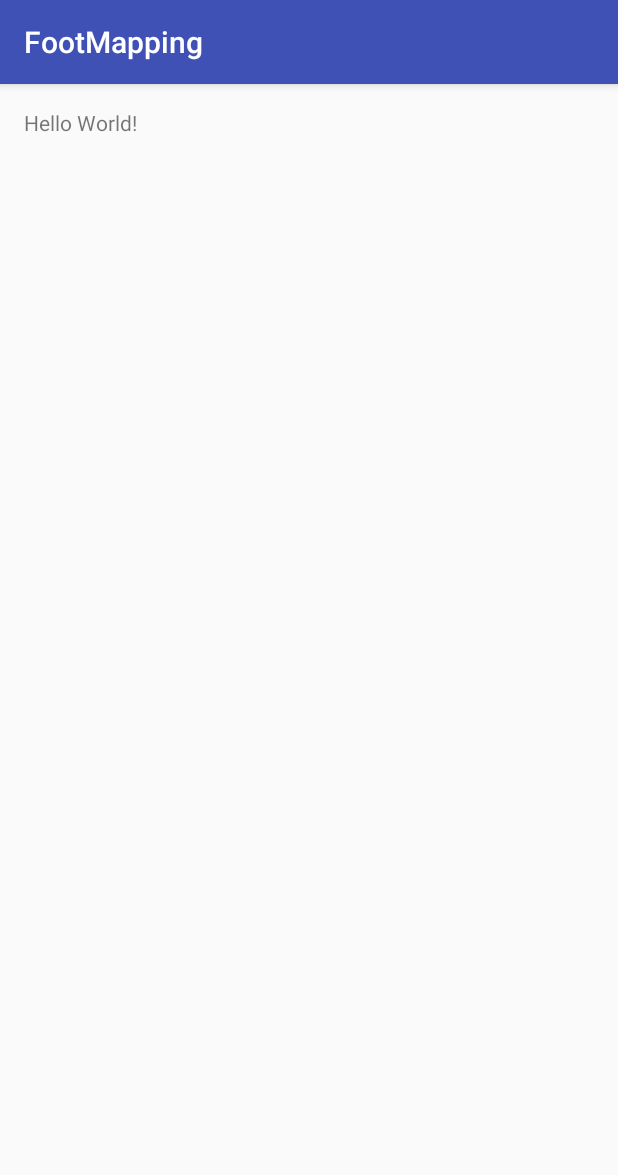
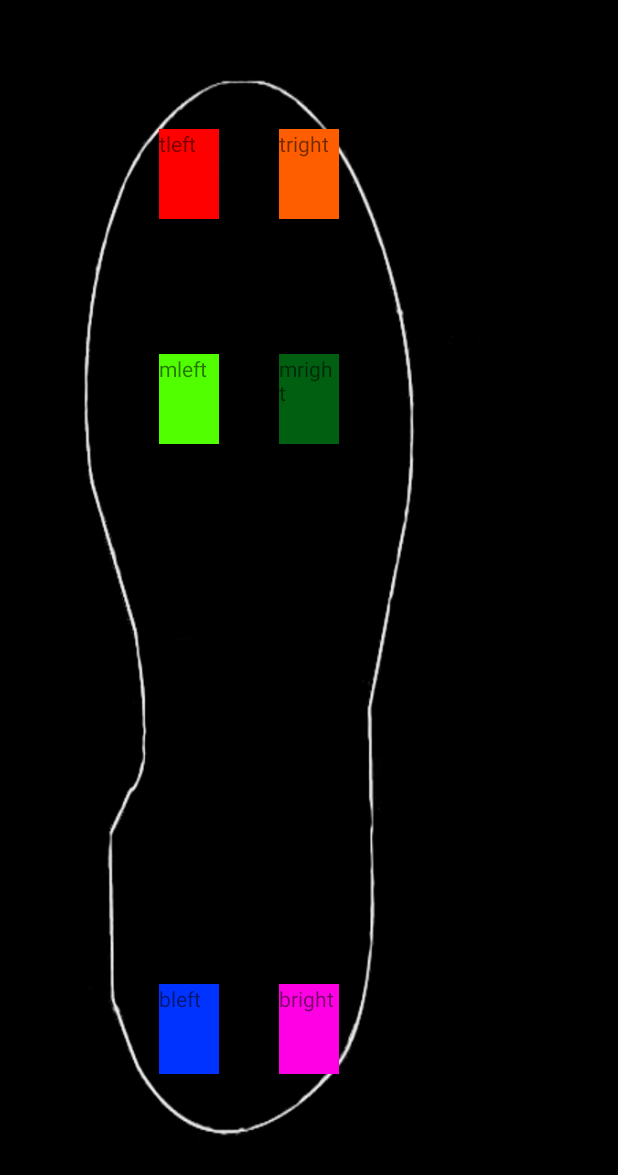
Before and after one commit to dkolosa/footpressuremapping, an Android app: the screen it shows after launch (MainActivity), on a phone screen of 412 x 824 dp. Shown: the top 1175 px of the screen. Run offline under Robolectric (Android 15) with nearby library versions, the phone set to English and light mode, and no system bars.

Commit message:
Added layout on main activity

```diff
--- a/code/FootMapping/app/src/main/AndroidManifest.xml
+++ b/code/FootMapping/app/src/main/AndroidManifest.xml
@@ -9,7 +9,7 @@
         android:icon="@mipmap/ic_launcher"
         android:label="@string/app_name"
         android:supportsRtl="true"
-        android:theme="@style/AppTheme">
+        android:theme="@style/Theme.AppCompat.Light.NoActionBar">
         <activity android:name=".MainActivity">
             <intent-filter>
                 <action android:name="android.intent.action.MAIN" />
--- a/code/FootMapping/app/src/main/java/com/example/dan/footmapping/MainActivity.java
+++ b/code/FootMapping/app/src/main/java/com/example/dan/footmapping/MainActivity.java
@@ -9,40 +9,35 @@ import android.content.DialogInterface;
 import android.content.Intent;
 import android.content.IntentFilter;
 import android.os.Build;
-import android.preference.DialogPreference;
 import android.support.v7.app.AlertDialog;
 import android.support.v7.app.AppCompatActivity;
 import android.os.Bundle;
 import android.text.InputType;
-import android.text.SpannableStringBuilder;
 import android.util.Log;
+import android.view.MenuItem;
 import android.widget.EditText;
-import android.widget.ImageView;
 import android.widget.TextView;
 import android.widget.Toast;
-
-
+import android.os.Handler;
 import java.io.IOException;
 import java.io.InputStream;
-import java.io.OutputStream;
 import java.lang.reflect.Method;
 import java.util.List;
 import java.util.Set;
 import java.util.UUID;
-import java.util.logging.Handler;
+
 
 public class MainActivity extends AppCompatActivity {
 
     private BluetoothAdapter mbtAdapter = null;
     private BluetoothSocket mbtSocket = null;
     private InputStream outStream = null;
+
+    private ConnectedThread mConnectedThread;
     private static final String TAG = "bluetooth";
     private double userWeight = 0.0;
     private StringBuilder sb = new StringBuilder();
-    private ConnectedThread mConnectedThread;
     private List<String> mArrayAdapter = null;
-
-
 
     private int sensorDAta = 0;
 
@@ -69,7 +64,7 @@ public class MainActivity extends AppCompatActivity {
         super.onCreate(savedInstanceState);
         setContentView(R.layout.activity_main);
 
-        txtArduino = (TextView) findViewById(R.id.txtArduino);
+        //txtArduino = (TextView) findViewById(R.id.txtArduino);
 
         //Generate id of squares
 
@@ -79,7 +74,6 @@ public class MainActivity extends AppCompatActivity {
         midright = (TextView) findViewById(R.id.midright);
         botleft = (TextView) findViewById(R.id.botleft);
         botright = (TextView) findViewById(R.id.botright);
-
 
 
         //Check if bluetooth is supported if it is turn it on
@@ -99,7 +93,7 @@ public class MainActivity extends AppCompatActivity {
                         if (endOfLineIndex > 0) {                                            // if end-of-line,
                             String sbprint = sb.substring(0, endOfLineIndex);               // extract string
                             sb.delete(0, sb.length());                                      // and clear
-                            txtArduino.setText("Data from Arduino: " + sbprint);            // update TextView
+//                            txtArduino.setText("Data from Arduino: " + sbprint);            // update TextView
                         }
 
 
@@ -108,8 +102,10 @@ public class MainActivity extends AppCompatActivity {
                 }
             }
 
-        };
-    }
+            };
+
+        }
+
 
     private void bluetoothState(){
         if (mbtAdapter == null) {
@@ -120,15 +116,7 @@ public class MainActivity extends AppCompatActivity {
             startActivityForResult(enableBT, 1);
         }
 
-        //Check for queue for device
-        Set<BluetoothDevice> pairDevices = mbtAdapter.getBondedDevices();
-        // If there are paired devices
-        if(pairDevices.size() > 0) {
-            for (BluetoothDevice device : pairDevices) {
-                //Add the name and address to an array adapter
-                mArrayAdapter.add(device.getName() + "\n" + device.getAddress());
-            }
-        }
+
 
         // Create a Broadcast Reciever for ACTION_FOUND
         BroadcastReceiver mReceiver = new BroadcastReceiver() {
@@ -144,6 +132,16 @@ public class MainActivity extends AppCompatActivity {
                 }
             }
         };
+
+//        //Check for queue for device
+//        Set<BluetoothDevice> pairDevices = mbtAdapter.getBondedDevices();
+//        // If there are paired devices
+//        if(pairDevices.size() > 0) {
+//            for (BluetoothDevice device : pairDevices) {
+//                //Add the name and address to an array adapter
+//                mArrayAdapter.add(device.getName() + "\n" + device.getAddress());
+//            }
+//        }
 
         //Register the bcast receiver
         IntentFilter filter = new IntentFilter(BluetoothDevice.ACTION_FOUND);
@@ -221,12 +219,14 @@ public class MainActivity extends AppCompatActivity {
         }
 
         //Create a data stream
-
         try{
             outStream = mbtSocket.getInputStream();
         } catch (IOException e) {
             Toast.makeText(getApplicationContext(), "Input stream connection failure", Toast.LENGTH_LONG).show();
         }
+
+        mConnectedThread = new ConnectedThread(mbtSocket);
+        mConnectedThread.start();
 
     }
 
@@ -271,6 +271,16 @@ public class MainActivity extends AppCompatActivity {
     }
 
 
+    @Override
+    public boolean onOptionsItemSelected(MenuItem item) {
+        switch (item.getItemId()){
+            case R.id.action_settings:
+                getUserWeight();
+                return true;
+
+            default:
+                return super.onOptionsItemSelected(item);
+    }
 }
 
 }
--- a/code/FootMapping/app/src/main/res/layout/activity_main.xml
+++ b/code/FootMapping/app/src/main/res/layout/activity_main.xml
@@ -1,6 +1,9 @@
 <?xml version="1.0" encoding="utf-8"?>
+
+
 <RelativeLayout xmlns:android="http://schemas.android.com/apk/res/android"
     xmlns:tools="http://schemas.android.com/tools"
+    xmlns:app="http://schemas.android.com/apk/res-auto"
     android:id="@+id/activity_main"
     android:layout_width="match_parent"
     android:layout_height="match_parent"
@@ -8,72 +11,83 @@
     android:paddingLeft="@dimen/activity_horizontal_margin"
     android:paddingRight="@dimen/activity_horizontal_margin"
     android:paddingTop="@dimen/activity_vertical_margin"
-    tools:context="com.example.dan.footmapping.MainActivity">
-
-    <TextView
-        android:layout_width="wrap_content"
-        android:layout_height="wrap_content"
-        android:text="Hello World!"
-        android:id="@+id/txtArduino" />
-
-    <GridLayout
-        android:layout_width="match_parent"
-        android:layout_height="match_parent"
-        android:layout_below="@+id/txtArduino"
-        android:layout_alignParentStart="true"
-        android:layout_marginTop="75dp"
-        android:rowCount="3"
-        android:columnCount="2">
+    tools:context="com.example.dan.footmapping.MainActivity"
+    android:background="@drawable/shoe_layout">
 
 
+
+    <RelativeLayout
+        android:layout_width="match_parent"
+        android:layout_height="match_parent">
+
         <TextView
-            android:layout_width="wrap_content"
-            android:layout_height="wrap_content"
+                android:layout_width="40dp"
+                android:layout_height="60dp"
+                android:background="#ff5e00"
+                android:id="@+id/topright"
+                android:text="tright"
+                android:layout_weight="1"
+                android:layout_marginTop="70dp"
+            android:layout_alignParentTop="true"
+            android:layout_centerHorizontal="true" />
+
+        <TextView
+            android:layout_width="40dp "
+            android:layout_height="60dp"
+            android:background="#0033ff"
+            android:id="@+id/botleft"
+            android:text="bleft"
+            android:layout_weight="1"
+            android:layout_marginBottom="92dp"
+            android:layout_alignParentBottom="true"
+            android:layout_toStartOf="@+id/midright"
+            android:layout_marginEnd="40dp" />
+
+        <TextView
+                android:layout_width="40dp"
+                android:layout_height="60dp"
+                android:background="#ff00e5"
+                android:id="@+id/botright"
+                android:text="bright"
+                android:layout_weight="1"
+            android:layout_alignBaseline="@+id/botleft"
+            android:layout_alignBottom="@+id/botleft"
+            android:layout_alignStart="@+id/midright" />
+
+        <TextView
             android:background="#FF0000"
             android:id="@+id/topleft"
-            android:layout_column="0"
-            android:layout_row="0" />
+            android:text="tleft"
+            android:layout_weight="1"
+            android:layout_width="40dp"
+            android:layout_height="60dp"
+            android:layout_alignBaseline="@+id/topright"
+            android:layout_alignBottom="@+id/topright"
+            android:layout_alignStart="@+id/midleft" />
 
         <TextView
-            android:layout_width="wrap_content"
-            android:layout_height="wrap_content"
-            android:background="#ff5e00"
-            android:id="@+id/topright"
-            android:layout_row="0"
-            android:layout_column="1" />
+                android:layout_width="40dp"
+                android:layout_height="60dp"
+                android:background="#5f00ff2f"
+                android:id="@+id/midright"
+                android:text="mright"
+                android:layout_weight="1"
+            android:layout_marginTop="90dp"
+            android:layout_below="@+id/topright"
+            android:layout_alignStart="@+id/topright" />
 
         <TextView
-            android:layout_width="wrap_content"
-            android:layout_height="wrap_content"
-            android:background="#51ff00"
-            android:id="@+id/midleft"
-            android:layout_column="0"
-            android:layout_row="1" />
+                android:layout_width="40dp"
+                android:layout_height="60dp"
+                android:background="#51ff00"
+                android:id="@+id/midleft"
+                android:text="mleft"
+                android:layout_column="0"
+                android:layout_row="1"
+                android:layout_weight="1"
+            android:layout_alignBaseline="@+id/midright"
+            android:layout_alignBottom="@+id/midright"
+            android:layout_alignStart="@+id/botleft" />
+    </RelativeLayout>
 
-        <TextView
-            android:layout_width="wrap_content"
-            android:layout_height="wrap_content"
-            android:background="#5f00ff2f"
-            android:id="@+id/midright"
-            android:layout_row="1"
-            android:layout_column="1" />
-
-        <TextView
-            android:layout_width="wrap_content"
-            android:layout_height="wrap_content"
-            android:background="#0033ff"
-            android:id="@+id/botleft"
-            android:layout_column="0"
-            android:layout_row="2" />
-
-        <TextView
-            android:layout_width="wrap_content"
-            android:layout_height="wrap_content"
-            android:background="#ff00e5"
-            android:id="@+id/botright"
-            android:layout_row="2"
-            android:layout_column="1" />
-
-
-    </GridLayout>
 </RelativeLayout>
--- /dev/null
+++ b/code/FootMapping/app/src/main/res/menu/menu.xml
@@ -0,0 +1,9 @@
+<?xml version="1.0" encoding="utf-8"?>
+<menu xmlns:app="http://schemas.android.com/apk/res-auto"
+    xmlns:android="http://schemas.android.com/apk/res/android">
+
+    <item android:id="@+id/action_settings"
+        android:title="@string/action_settings"
+        android:showAsAction="never"/>
+
+</menu>
--- a/code/FootMapping/app/src/main/res/values/strings.xml
+++ b/code/FootMapping/app/src/main/res/values/strings.xml
@@ -1,3 +1,4 @@
 <resources>
     <string name="app_name">FootMapping</string>
+    <string name="action_settings">Change Weight</string>
 </resources>
```
Also changed, not shown: code/FootMapping/app/src/main/res/drawable/shoe_layout.jpg (added).
